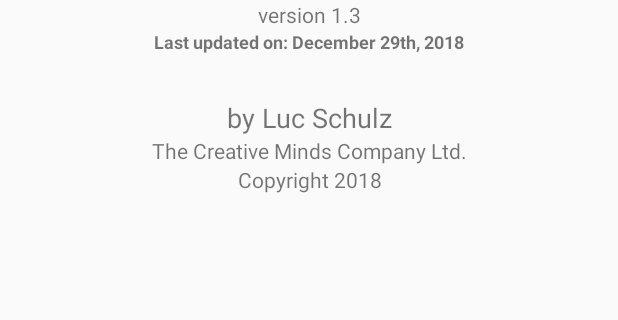
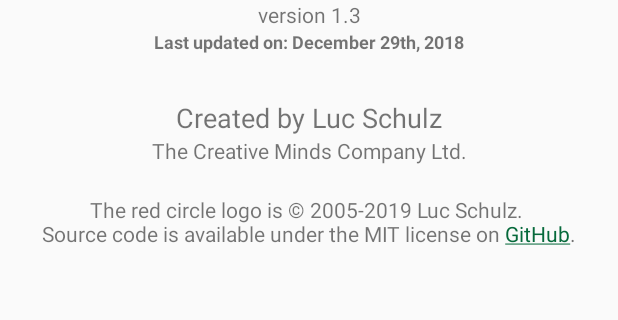
Before and after one commit to lucschulz/Dice, an Android app: the About screen opened directly, with no data from a screen before it, on a phone screen of 412 x 824 dp, the part 472-792 px from its top. Run offline under Robolectric (Android 15) with nearby library versions, the phone set to English and light mode, and no system bars.

Commit message:
Release 1.3 update
Made small changes to the about page. Includes link to GitHub repository.

```diff
--- a/app/build.gradle
+++ b/app/build.gradle
@@ -6,7 +6,7 @@ android {
         applicationId "ca.lucschulz.dice"
         minSdkVersion 21
         targetSdkVersion 27
-        versionCode 4
+        versionCode 5
         versionName "1.3"
         testInstrumentationRunner "android.support.test.runner.AndroidJUnitRunner"
     }
--- a/app/src/main/java/ca/lucschulz/dice/About.java
+++ b/app/src/main/java/ca/lucschulz/dice/About.java
@@ -2,6 +2,11 @@ package ca.lucschulz.dice;
 
 import android.support.v7.app.AppCompatActivity;
 import android.os.Bundle;
+import android.text.Html;
+import android.text.method.LinkMovementMethod;
+import android.widget.TextView;
+
+import static android.icu.lang.UCharacter.GraphemeClusterBreak.T;
 
 public class About extends AppCompatActivity {
 
@@ -9,5 +14,8 @@ public class About extends AppCompatActivity {
     protected void onCreate(Bundle savedInstanceState) {
         super.onCreate(savedInstanceState);
         setContentView(R.layout.activity_about);
+
+        TextView tv = findViewById(R.id.text_Copyright);
+        tv.setMovementMethod(LinkMovementMethod.getInstance());
     }
 }
--- a/app/src/main/res/layout/activity_about.xml
+++ b/app/src/main/res/layout/activity_about.xml
@@ -20,7 +20,7 @@
             android:id="@+id/img_creativeMindsLogoBig"
             android:layout_width="207dp"
             android:layout_height="wrap_content"
-            android:contentDescription="@string/the_creative_minds_company_ltd"
+            android:contentDescription="@string/about_creativeMindsCompanyLtd"
             app:layout_constraintTop_toTopOf="parent"
             app:srcCompat="@drawable/circle"
             tools:layout_editor_absoluteX="89dp" />
@@ -30,8 +30,8 @@
             android:layout_width="match_parent"
             android:layout_height="wrap_content"
             android:layout_marginTop="20dp"
-            android:contentDescription="@string/application_title"
-            android:text="@string/dice"
+            android:contentDescription="@string/about_applicationTitle"
+            android:text="@string/about_applicationTitle"
             android:textAlignment="center"
             android:textSize="24sp"
             android:textStyle="bold" />
@@ -47,7 +47,7 @@
             android:id="@+id/text_LastUpdatedOn"
             android:layout_width="match_parent"
             android:layout_height="wrap_content"
-            android:text="@string/last_updated_on"
+            android:text="@string/about_lastUpdatedOn"
             android:textAlignment="center"
             android:textSize="12sp"
             android:textStyle="bold" />
@@ -56,7 +56,7 @@
             android:id="@+id/text_About_Author"
             android:layout_width="match_parent"
             android:layout_height="wrap_content"
-            android:text="@string/by_luc_schulz"
+            android:text="@string/about_byLucSchulz"
             android:textAlignment="center"
             android:layout_marginTop="30dp"
             android:textSize="18sp" />
@@ -65,14 +65,15 @@
             android:id="@+id/text_Company"
             android:layout_width="match_parent"
             android:layout_height="wrap_content"
-            android:text="@string/the_creative_minds_company_ltd"
+            android:text="@string/about_creativeMindsCompanyLtd"
             android:textAlignment="center" />
 
         <TextView
             android:id="@+id/text_Copyright"
             android:layout_width="match_parent"
             android:layout_height="wrap_content"
-            android:text="@string/copyright_2018"
+            android:layout_marginTop="20dp"
+            android:text="@string/about_copyrightNotice"
             android:textAlignment="center" />
 
     </LinearLayout>
--- a/app/src/main/res/values/strings.xml
+++ b/app/src/main/res/values/strings.xml
@@ -9,14 +9,14 @@
     <string name="btn_roll_dice_description">Press button to roll the dice.</string>
     <string name="btn_roll_dice">Roll Dice</string>
 
-    <string name="last_updated_on">Last updated on: December 29th, 2018</string>
+    <string name="about_lastUpdatedOn">Last updated on: December 29th, 2018</string>
     <string name="about_versionNumber">version 1.3</string>
 
-    <string name="application_title">Application title.</string>
-    <string name="dice">DICE</string>
-    <string name="by_luc_schulz">by Luc Schulz</string>
-    <string name="the_creative_minds_company_ltd">The Creative Minds Company Ltd.</string>
-    <string name="copyright_2018">Copyright 2018</string>
+    <string name="about_applicationTitle">DICE</string>
+    <string name="about_byLucSchulz">Created by Luc Schulz</string>
+    <string name="about_creativeMindsCompanyLtd">The Creative Minds Company Ltd.</string>
+    <string name="about_copyrightNotice">The red circle logo is © 2005-2019 Luc Schulz.
+        \nSource code is available under the MIT license on <a href="https://github.com/lucschulz/Dice/">GitHub</a>.</string>
 
     <!-- IMAGE DESCRIPTIONS -->
     <string name="imagedesc_dice">A die.</string>
```
Also changed, not shown: 1 other file.
